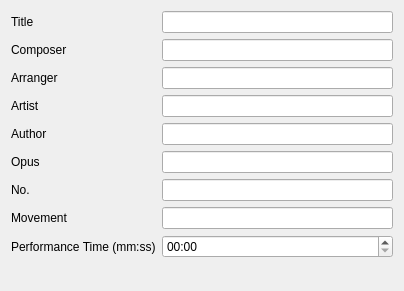
Above: Forms/ui_pieceWidget.ui from diana134/afs before the change. Below: the same form after it.
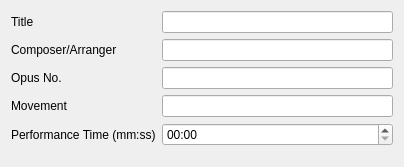
That is the form after the change.

Patch:
```diff
--- a/Forms/ui_pieceWidget.ui
+++ b/Forms/ui_pieceWidget.ui
@@ -7,7 +7,7 @@
     <x>0</x>
     <y>0</y>
     <width>404</width>
-    <height>291</height>
+    <height>167</height>
    </rect>
   </property>
   <property name="windowTitle">
@@ -30,7 +30,7 @@
    <item row="1" column="0">
     <widget class="QLabel" name="composerLabel">
      <property name="text">
-      <string>Composer</string>
+      <string>Composer/Arranger</string>
      </property>
     </widget>
    </item>
@@ -38,9 +38,9 @@
     <widget class="QLineEdit" name="composerLineEdit"/>
    </item>
    <item row="2" column="0">
-    <widget class="QLabel" name="arrangerLabel">
+    <widget class="QLabel" name="opusLabel">
      <property name="text">
-      <string>Arranger</string>
+      <string>Opus No.</string>
      </property>
     </widget>
    </item>
@@ -48,63 +48,23 @@
     <widget class="QLineEdit" name="arrangerLineEdit"/>
    </item>
    <item row="3" column="0">
-    <widget class="QLabel" name="artistLabel">
-     <property name="text">
-      <string>Artist</string>
-     </property>
-    </widget>
-   </item>
-   <item row="3" column="1">
-    <widget class="QLineEdit" name="artistLineEdit"/>
-   </item>
-   <item row="4" column="0">
-    <widget class="QLabel" name="authorLabel">
-     <property name="text">
-      <string>Author</string>
-     </property>
-    </widget>
-   </item>
-   <item row="4" column="1">
-    <widget class="QLineEdit" name="authorLineEdit"/>
-   </item>
-   <item row="5" column="0">
-    <widget class="QLabel" name="opusLabel">
-     <property name="text">
-      <string>Opus</string>
-     </property>
-    </widget>
-   </item>
-   <item row="5" column="1">
-    <widget class="QLineEdit" name="opusLineEdit"/>
-   </item>
-   <item row="6" column="0">
-    <widget class="QLabel" name="noLabel">
-     <property name="text">
-      <string>No.</string>
-     </property>
-    </widget>
-   </item>
-   <item row="6" column="1">
-    <widget class="QLineEdit" name="noLineEdit"/>
-   </item>
-   <item row="7" column="0">
     <widget class="QLabel" name="movementLabel">
      <property name="text">
       <string>Movement</string>
      </property>
     </widget>
    </item>
-   <item row="7" column="1">
+   <item row="3" column="1">
     <widget class="QLineEdit" name="movementLineEdit"/>
    </item>
-   <item row="8" column="0">
+   <item row="4" column="0">
     <widget class="QLabel" name="performanceTimeLabel">
      <property name="text">
       <string>Performance Time (mm:ss)</string>
      </property>
     </widget>
    </item>
-   <item row="8" column="1">
+   <item row="4" column="1">
     <widget class="QTimeEdit" name="performanceTimeEdit">
      <property name="maximumDateTime">
       <datetime>
```
Left out of the diff: 2 changed lines with no effect on the pictures.
